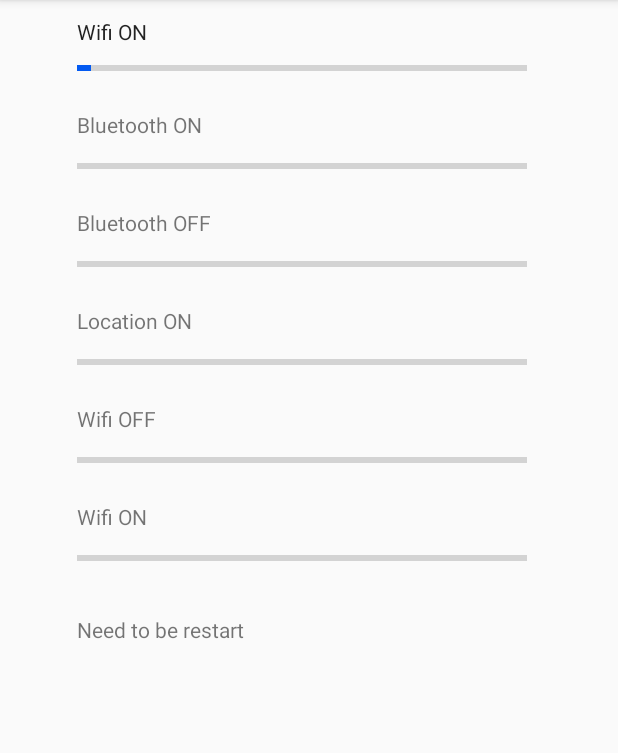
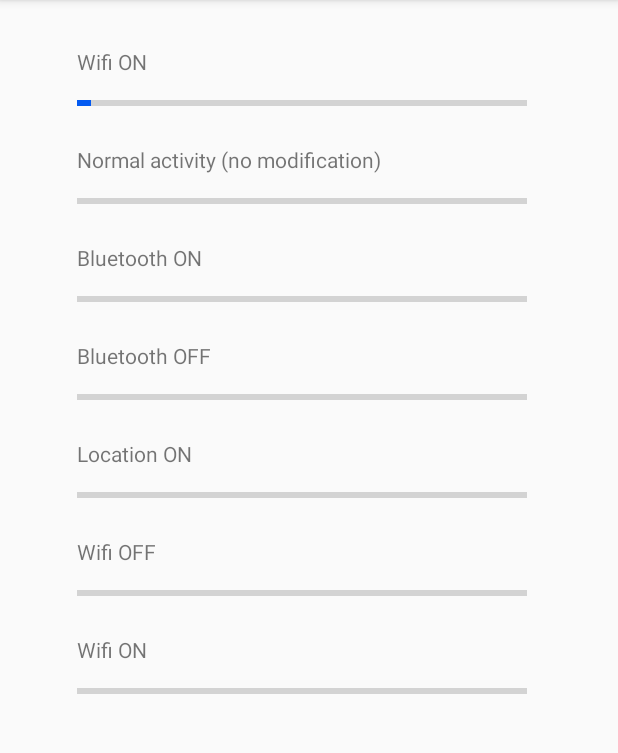
Before and after one commit to detobel36/phonePrivacy, an Android app: the screen it shows after launch (TestActivity), on a phone screen of 412 x 824 dp, the part 84-837 px from its top. Run offline under Robolectric (Android 15) with nearby library versions, the phone set to English and light mode, and no system bars.

Commit message:
Server detect ping Add step with no modification

```diff
--- a/Testbed/app/src/main/java/be/ulb/testbed/TestAction.java
+++ b/Testbed/app/src/main/java/be/ulb/testbed/TestAction.java
@@ -10,15 +10,26 @@ import androidx.appcompat.app.AppCompatActivity;
 public abstract class TestAction {
 
     private final ProgressBar progressBar;
+    private final int timer;
 
-    protected TestAction(final AppCompatActivity testView, final int layoutId) {
+    protected TestAction(final AppCompatActivity testView, final int layoutId, final int timer) {
         progressBar = testView.findViewById(layoutId);
+        this.timer = timer;
     }
 
     public ProgressBar getProgressBar() {
         return progressBar;
     }
 
+    /**
+     * Get the timing durint this task execute
+     *
+     * @return the time in second
+     */
+    public int getTimer() {
+        return timer;
+    }
+
     public abstract void executeAction();
 
 }
--- a/Testbed/app/src/main/java/be/ulb/testbed/TestActivity.java
+++ b/Testbed/app/src/main/java/be/ulb/testbed/TestActivity.java
@@ -30,42 +30,49 @@ public class TestActivity extends AppCompatActivity {
 
         setContentView(R.layout.activity_test);
 
-        listAction.add(new TestAction(this, R.id.progressBarWifiON) {
+        listAction.add(new TestAction(this, R.id.progressBarWifiON, 30) {
             @Override
             public void executeAction() {
                 customWifiManager.enable();
             }
         });
 
-        listAction.add(new TestAction(this, R.id.progressBarBluetoothON) {
+        listAction.add(new TestAction(this, R.id.progressBarNoModification, 60) {
+            @Override
+            public void executeAction() {
+                // Do nothing
+            }
+        });
+
+        listAction.add(new TestAction(this, R.id.progressBarBluetoothON, 30) {
             @Override
             public void executeAction() {
                 customBluetoothManager.enable();
             }
         });
 
-        listAction.add(new TestAction(this, R.id.progressBarBluetoothOFF) {
+        listAction.add(new TestAction(this, R.id.progressBarBluetoothOFF, 30) {
             @Override
             public void executeAction() {
                 customBluetoothManager.disable();
             }
         });
 
-        listAction.add(new TestAction(this, R.id.progressBarLocationON) {
+        listAction.add(new TestAction(this, R.id.progressBarLocationON, 30) {
             @Override
             public void executeAction() {
                 customLocationManager.enable();
             }
         });
 
-        listAction.add(new TestAction(this, R.id.progressBarWifiOFF) {
+        listAction.add(new TestAction(this, R.id.progressBarWifiOFF, 30) {
             @Override
             public void executeAction() {
                 customWifiManager.disable();
             }
         });
 
-        listAction.add(new TestAction(this, R.id.progressBarWifiON2) {
+        listAction.add(new TestAction(this, R.id.progressBarWifiON2, 30) {
             @Override
             public void executeAction() {
                 customWifiManager.enable();
--- a/Testbed/app/src/main/java/be/ulb/testbed/TimerTestActionTask.java
+++ b/Testbed/app/src/main/java/be/ulb/testbed/TimerTestActionTask.java
@@ -17,8 +17,6 @@ import be.ulb.testbed.sensor.CustomWifiManager;
 public class TimerTestActionTask extends Thread {
 
     private static final String TAG = "TimerTask";
-    private static final Integer TIMER_PER_ACTION = 30; // 30 seconds
-
 
     private final ArrayList<TestAction> listAction;
     private final CustomWifiManager customWifiManager;
@@ -47,26 +45,26 @@ public class TimerTestActionTask extends Thread {
 
         while(currentActionId < listAction.size()) {
             final TestAction currentAction = listAction.get(currentActionId);
-            currentAction.executeAction();
             Log.d(TAG, "Try to send packet");
             sendUdpPacket();
+            currentAction.executeAction();
 
             // Wait a defined time
-            currentTiming = 0;
-            while (currentTiming < TIMER_PER_ACTION) {
+            currentTiming = 0; // In half second
+            while (currentTiming < (currentAction.getTimer() * 2)) {
                 currentTiming += 1;
 
                 // Update the progress bar and display the
                 //current value in the text view
                 handler.post(new Runnable() {
                     public void run() {
-                        final int timingToPercent = Math.round((currentTiming / TIMER_PER_ACTION) * 100);
+                        final int timingToPercent = Math.round((currentTiming / (currentAction.getTimer()*2)) * 100);
                         currentAction.getProgressBar().setProgress(timingToPercent);
                     }
                 });
 
                 try {
-                    Thread.sleep(1000); // 1 second
+                    Thread.sleep(500); // 0.5 second
                 } catch (InterruptedException e) {
                     e.printStackTrace();
                 }
--- a/Testbed/app/src/main/res/layout/activity_test.xml
+++ b/Testbed/app/src/main/res/layout/activity_test.xml
@@ -27,10 +27,10 @@
 
             <TextView
                 android:id="@+id/textViewWifiON"
-                style="?android:attr/progressBarStyleHorizontal"
-                android:layout_width="wrap_content"
+                android:layout_width="match_parent"
                 android:layout_height="wrap_content"
                 android:layout_marginStart="50dp"
+                android:layout_marginTop="20dp"
                 android:text="Wifi ON"
                 app:layout_constraintBottom_toBottomOf="parent"
                 app:layout_constraintLeft_toLeftOf="parent"
@@ -53,6 +53,34 @@
                 app:layout_constraintEnd_toEndOf="parent"
                 app:layout_constraintStart_toStartOf="parent"
                 app:layout_constraintTop_toBottomOf="@+id/textViewWifiON" />
+
+            <TextView
+                android:id="@+id/textViewNoModification"
+                android:layout_width="wrap_content"
+                android:layout_height="wrap_content"
+                android:layout_marginStart="50dp"
+                android:layout_marginTop="20dp"
+                android:text="Normal activity (no modification)"
+                app:layout_constraintLeft_toLeftOf="parent"
+                app:layout_constraintRight_toRightOf="parent"
+                app:layout_constraintStart_toStartOf="parent"
+                app:layout_constraintTop_toBottomOf="@+id/progressBarWifiON" />
+
+            <ProgressBar
+                android:id="@+id/progressBarNoModification"
+                style="?android:attr/progressBarStyleHorizontal"
+                android:layout_width="300dp"
+                android:layout_height="wrap_content"
+                android:layout_marginStart="50dp"
+                android:layout_marginTop="10dp"
+                android:layout_marginEnd="50dp"
+                android:max="100"
+                android:progress="0"
+                android:progressTint="#035AF1"
+                app:layout_constraintEnd_toEndOf="parent"
+                app:layout_constraintHorizontal_bias="0.545"
+                app:layout_constraintStart_toStartOf="parent"
+                app:layout_constraintTop_toBottomOf="@+id/textViewNoModification" />
 
             <TextView
                 android:id="@+id/textViewBlueetoothON"
@@ -194,17 +222,17 @@
                 app:layout_constraintStart_toStartOf="parent"
                 app:layout_constraintTop_toBottomOf="@+id/textViewWifiON2" />
 
-            <TextView
-                android:id="@+id/textViewRestart"
-                android:layout_width="wrap_content"
-                android:layout_height="wrap_content"
-                android:layout_marginStart="50dp"
-                android:layout_marginTop="30dp"
-                android:text="Need to be restart"
-                app:layout_constraintLeft_toLeftOf="parent"
-                app:layout_constraintRight_toRightOf="parent"
-                app:layout_constraintStart_toStartOf="parent"
-                app:layout_constraintTop_toBottomOf="@+id/progressBarWifiON2" />
+<!--            <TextView-->
+<!--                android:id="@+id/textViewRestart"-->
+<!--                android:layout_width="wrap_content"-->
+<!--                android:layout_height="wrap_content"-->
+<!--                android:layout_marginStart="50dp"-->
+<!--                android:layout_marginTop="30dp"-->
+<!--                android:text="Need to be restart"-->
+<!--                app:layout_constraintLeft_toLeftOf="parent"-->
+<!--                app:layout_constraintRight_toRightOf="parent"-->
+<!--                app:layout_constraintStart_toStartOf="parent"-->
+<!--                app:layout_constraintTop_toBottomOf="@+id/progressBarWifiON2" />-->
 
 
         </LinearLayout>
```
Also changed, not shown: 1 other file.
